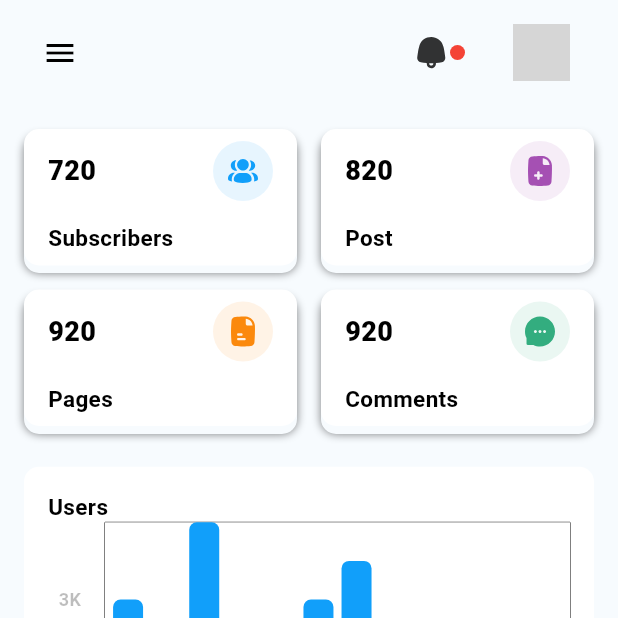
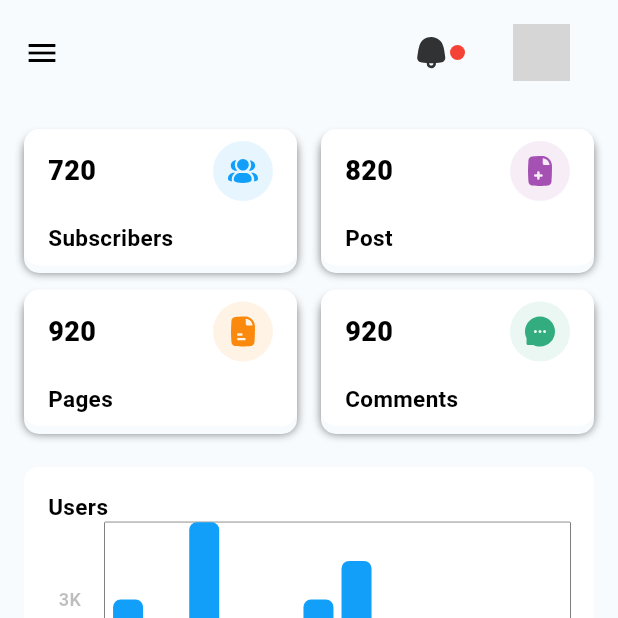
Before and after one commit to Aviral-Kaushik/Flick--Shopping-App, a Flutter app: the AdminPanelHomeScreen screen opened by its route, after a tap on the "menu" icon, after a tap on "Dash Board", on a phone screen of 412 x 824 dp, the top half of it. Run offline on Flutter 3.47's test engine with Material 3 defaults, Android fonts, the phone set to English and light mode, and no system bars; drawn by our look-alikes of fl_chart; our stand-ins replace flutter_svg, google_nav_bar, line_awesome_flutter; missing offline and left inert: flutter_statusbarcolor_ns; grey boxes are pictures that could not be loaded.

Commit message:
Fixed the status bar visibility issue and alignment of drawer menu button in admin app bar

```diff
--- a/lib/admin_panel/components/appbar/AdminAppBar.dart
+++ b/lib/admin_panel/components/appbar/AdminAppBar.dart
@@ -1,6 +1,7 @@
 import 'package:flick/admin_panel/constants/Responsive.dart';
 import 'package:flick/utils/Colors.dart';
 import 'package:flick/utils/Constants.dart';
+import 'package:flutter/cupertino.dart';
 import 'package:flutter/material.dart';
 import 'package:flutter_svg/flutter_svg.dart';
 
@@ -13,12 +14,10 @@ class AdminAppBar extends StatelessWidget {
       mainAxisAlignment: MainAxisAlignment.spaceBetween,
       children: [
 
-        IconButton(
-            onPressed: () {
-              Scaffold.of(context).openDrawer();
-            },
-            icon: const Icon(Icons.menu, color: Colors.black),
-            ),
+        GestureDetector(
+            onTap: () => Scaffold.of(context).openDrawer(),
+            child: const Icon(Icons.menu, color: Colors.black)
+        ),
 
         Padding(
           padding: const EdgeInsets.all(appPadding),
--- a/lib/main.dart
+++ b/lib/main.dart
@@ -1,6 +1,7 @@
 import 'package:flick/core/Routers.dart';
 import 'package:flick/core/models/CartItem.dart';
 import 'package:flutter/material.dart';
+import 'package:flutter_statusbarcolor_ns/flutter_statusbarcolor_ns.dart';
 import 'package:provider/provider.dart';
 
 void main() {
@@ -15,6 +16,7 @@ class MyApp extends StatelessWidget {
 
   @override
   Widget build(BuildContext context) {
+    FlutterStatusbarcolor.setStatusBarWhiteForeground(true);
     return ChangeNotifierProvider(
       create: (context) => CartItem(),
       builder: (context, child) => const MaterialApp(
--- a/pubspec.yaml
+++ b/pubspec.yaml
@@ -41,6 +41,7 @@ dependencies:
   fl_chart: ^0.36.1
   data_table_2: ^2.0.3
   line_awesome_flutter: ^2.0.0
+  flutter_statusbarcolor_ns: ^0.5.0
 
 dev_dependencies:
   flutter_test:
```
Also changed, not shown: pubspec.lock.
